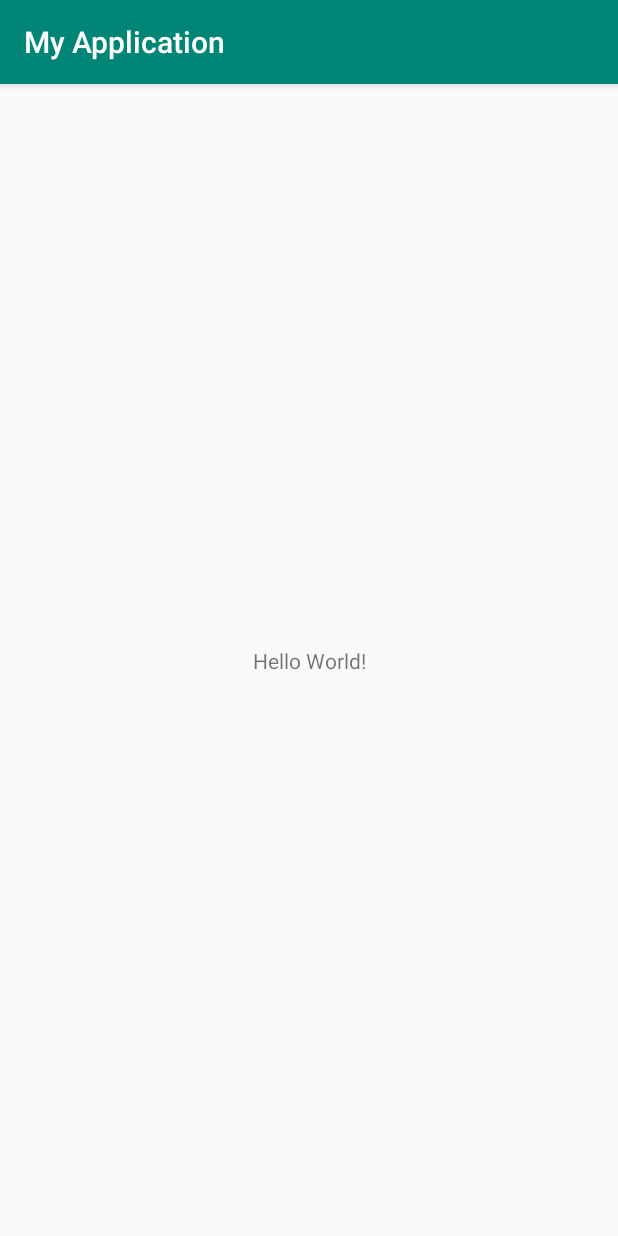
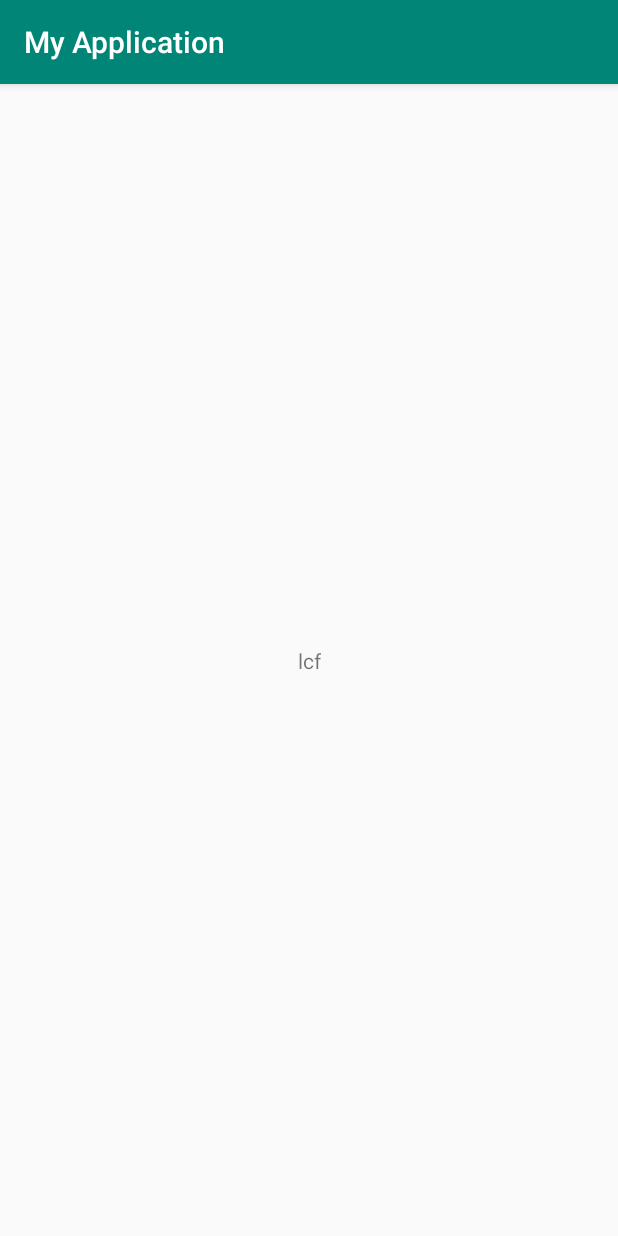
Before and after one commit to cuifengLI/Git, an Android app: the screen it shows after launch (MainActivity), on a phone screen of 412 x 824 dp. Run offline under Robolectric (Android 15) with nearby library versions, the phone set to English and light mode, and no system bars.

```diff
--- a/app/src/main/res/layout/activity_main.xml
+++ b/app/src/main/res/layout/activity_main.xml
@@ -9,7 +9,7 @@
     <TextView
         android:layout_width="wrap_content"
         android:layout_height="wrap_content"
-        android:text="Hello World!"
+        android:text="lcf"
         app:layout_constraintBottom_toBottomOf="parent"
         app:layout_constraintLeft_toLeftOf="parent"
         app:layout_constraintRight_toRightOf="parent"
```
